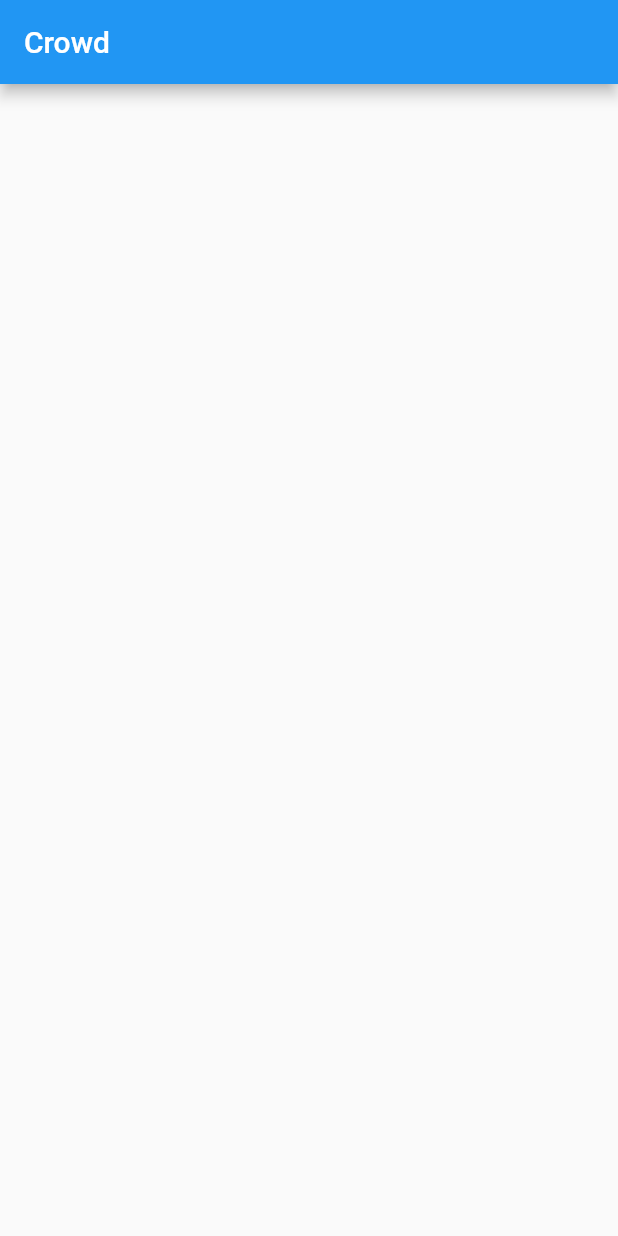
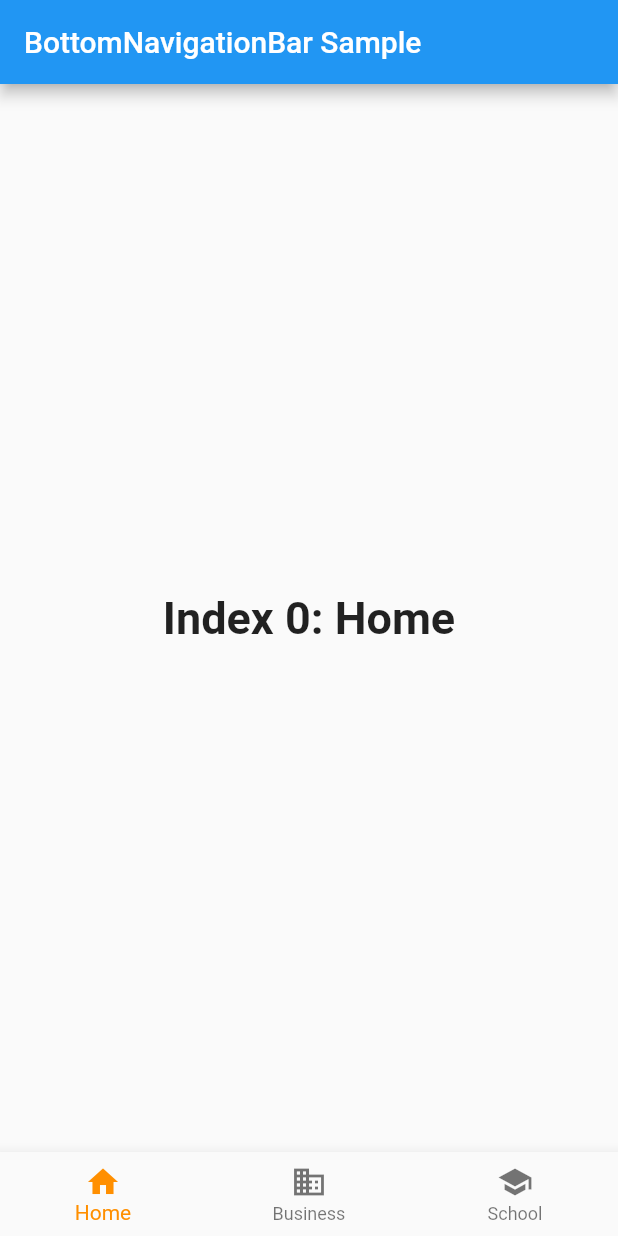
Before and after one commit to maltan15/crowd_2hack2furious, a Flutter app: the screen it shows after launch, on a phone screen of 412 x 824 dp. Run offline on Flutter 3.47's test engine with Material 2 defaults, Android fonts, the phone set to English and light mode, and no system bars.

Commit message:
Update main.dart

```diff
--- a/lib/main.dart
+++ b/lib/main.dart
@@ -1,16 +1,92 @@
+/// Flutter code sample for BottomNavigationBar
+
+// This example shows a [BottomNavigationBar] as it is used within a [Scaffold]
+// widget. The [BottomNavigationBar] has three [BottomNavigationBarItem]
+// widgets and the [currentIndex] is set to index 0. The selected item is
+// amber. The `_onItemTapped` function changes the selected item's index
+// and displays a corresponding message in the center of the [Scaffold].
+//
+// ![A scaffold with a bottom navigation bar containing three bottom navigation
+// bar items. The first one is selected.](https://flutter.github.io/assets-for-api-docs/assets/material/bottom_navigation_bar.png)
+
 import 'package:flutter/material.dart';
 
-main() {
-  runApp(Crowd());
+void main() => runApp(MyApp());
+
+/// This is the main application widget.
+class MyApp extends StatelessWidget {
+  static const String _title = 'Flutter Code Sample';
+
+  @override
+  Widget build(BuildContext context) {
+    return MaterialApp(
+      title: _title,
+      home: MyStatefulWidget(),
+    );
+  }
 }
 
-class Crowd extends StatelessWidget {
-  Widget build(context) {
-    return MaterialApp(
-      home: Scaffold(
-        appBar: AppBar(
-          title: Text('Crowd'),
-        ),
+/// This is the stateful widget that the main application instantiates.
+class MyStatefulWidget extends StatefulWidget {
+  MyStatefulWidget({Key key}) : super(key: key);
+
+  @override
+  _MyStatefulWidgetState createState() => _MyStatefulWidgetState();
+}
+
+/// This is the private State class that goes with MyStatefulWidget.
+class _MyStatefulWidgetState extends State<MyStatefulWidget> {
+  int _selectedIndex = 0;
+  static const TextStyle optionStyle =
+      TextStyle(fontSize: 30, fontWeight: FontWeight.bold);
+  static const List<Widget> _widgetOptions = <Widget>[
+    Text(
+      'Index 0: Home',
+      style: optionStyle,
+    ),
+    Text(
+      'Index 1: Business',
+      style: optionStyle,
+    ),
+    Text(
+      'Index 2: School',
+      style: optionStyle,
+    ),
+  ];
+
+  void _onItemTapped(int index) {
+    setState(() {
+      _selectedIndex = index;
+    });
+  }
+
+  @override
+  Widget build(BuildContext context) {
+    return Scaffold(
+      appBar: AppBar(
+        title: const Text('BottomNavigationBar Sample'),
+      ),
+      body: Center(
+        child: _widgetOptions.elementAt(_selectedIndex),
+      ),
+      bottomNavigationBar: BottomNavigationBar(
+        items: const <BottomNavigationBarItem>[
+          BottomNavigationBarItem(
+            icon: Icon(Icons.home),
+            label: 'Home',
+          ),
+          BottomNavigationBarItem(
+            icon: Icon(Icons.business),
+            label: 'Business',
+          ),
+          BottomNavigationBarItem(
+            icon: Icon(Icons.school),
+            label: 'School',
+          ),
+        ],
+        currentIndex: _selectedIndex,
+        selectedItemColor: Colors.amber[800],
+        onTap: _onItemTapped,
       ),
     );
   }
```
